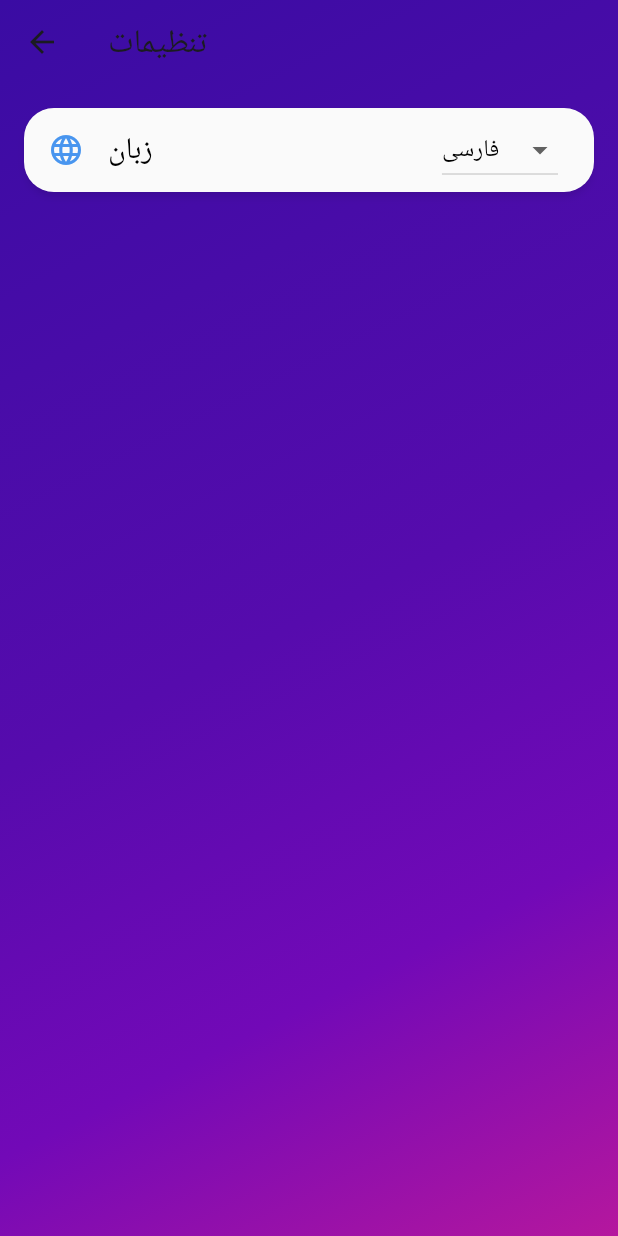
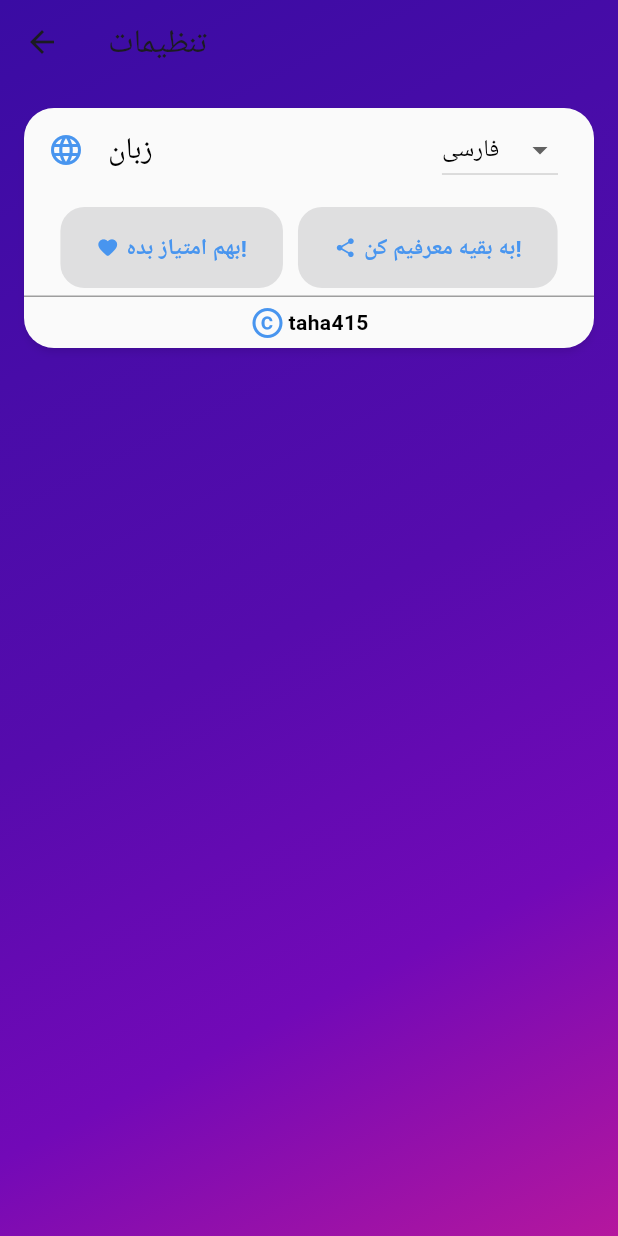
Before and after one commit to robogamer9849/flutter-the-mind, a Flutter app: the SettingsScreen screen opened directly, on a phone screen of 412 x 824 dp. Run offline on Flutter 3.47's test engine with Material 3 defaults, Android fonts, the phone set to English and light mode, and no system bars; Roboto replaces fonts that are missing (Poppins); project files that could hold a hidden picture were left out.

Commit message:
made the settings menu

```diff
--- a/lib/screens/game.dart
+++ b/lib/screens/game.dart
@@ -214,15 +214,14 @@ class _GameScreenState extends State<GameScreen> with TickerProviderStateMixin {
                   ),
                   actions: [
                     IconButton(
-                        icon: const Icon(
-                          Icons.language_rounded,
-                          color: deepPurple),
-                        onPressed: () {
-                          setState(() {
-                            isEn = !isEn;
-                          });
-                        }
-                      ),
+                      icon: const Icon(Icons.settings),
+                      onPressed: () {
+                        Navigator.push(
+                          context,
+                          MaterialPageRoute(builder: (context) => const SettingsScreen()),
+                        );
+                      }
+                    ),
                   ],
                   centerTitle: true,
                   elevation: 2,
--- a/lib/screens/host.dart
+++ b/lib/screens/host.dart
@@ -101,7 +101,8 @@ class _HostMenuScreenState extends State<HostMenuScreen> {
               setState(() {});
             }
             else {
-              client.write('no  :(');              scores[client.remoteAddress.address] = (scores[client.remoteAddress.address] ?? 0) - 1;
+              client.write('no  :(');
+              scores[client.remoteAddress.address] = (scores[client.remoteAddress.address] ?? 0) - 1;
               // Update UI when scores change
               setState(() {});
             }
@@ -156,15 +157,14 @@ class _HostMenuScreenState extends State<HostMenuScreen> {
             child: Row(
               children: [
                 IconButton(
-                  icon: const Icon(
-                    Icons.language_rounded,
-                    color: lightBlue),
-                  onPressed: () {
-                    setState(() {
-                      isEn = !isEn;
-                    });
-                  }
-                ),
+              icon: const Icon(Icons.settings, color: lightBlue,),
+              onPressed: () {
+                Navigator.push(
+                  context,
+                  MaterialPageRoute(builder: (context) => const SettingsScreen()),
+                );
+              }
+            ),
                 const SizedBox(width: 10,),
                 Icon(
                   isServerRunning ? Icons.cloud_done : Icons.cloud_off,
--- a/lib/settings.dart
+++ b/lib/settings.dart
@@ -43,11 +43,6 @@ class _SettingsScreenState extends State<SettingsScreen> {
               color: Colors.grey.shade50,
               child: Column(
                 children: [
-                      // const Icon(
-                      //   Icons.language,
-                      //   size: 40,
-                      //   color: Colors.blue,
-                      // ),
                   ListTile(
                     iconColor: blue,
                     leading: const Icon(Icons.language),
@@ -73,9 +68,82 @@ class _SettingsScreenState extends State<SettingsScreen> {
                           );
                         }
                       ).toList(),
-                          dropdownColor: Colors.grey,
+                      dropdownColor: Colors.grey.shade50,
                     ),
                   ),
+                  const SizedBox(height: 10),
+                  Row(
+                    // TODO: onPress of these go to myket things
+                    mainAxisAlignment: MainAxisAlignment.center,
+                    children: [
+                      ElevatedButton(
+                        onPressed: null,
+                        child: Row(
+                          children: [
+                            const Icon(
+                              Icons.favorite_rounded,
+                              color: blue, size: 15
+                              ),
+                            const SizedBox(width: 5),
+                            Text(
+                              isEn ? 'rate me!' : 'بهم امتیاز بده!',
+                              style: const TextStyle(
+                              color: blue,
+                              fontSize: 15,
+                                fontWeight: FontWeight.bold
+                              ),
+                            ),
+                          ]
+                        ),
+                      ),
+                      const SizedBox(width: 10,),
+                      ElevatedButton(
+                        onPressed: null,
+                        child: Row(
+                          children: [
+                            const Icon(
+                              Icons.share_rounded,
+                              color: blue, size: 15
+                              ),
+                            const SizedBox(width: 5),
+                            Text(
+                              isEn ? 'share me!' : 'به بقیه معرفیم کن!',
+                              style: const TextStyle(
+                              color: blue,
+                              fontSize: 15,
+                                fontWeight: FontWeight.bold
+                              ),
+                            ),
+                          ]
+                        ),
+                      ),
+                    ],
+                  ),
+                  const SizedBox(height: 5,),
+                  const Divider(
+                    height: 1,
+                    color: Colors.grey,
+                    thickness: 1,
+                  ),
+                  const SizedBox(height: 5,),
+                  const Row(
+                    mainAxisAlignment: MainAxisAlignment.center,
+                    children: [
+                      Icon(
+                        Icons.copyright_rounded,
+                        color: blue,
+                        ),
+                      SizedBox(width: 2),
+                      Text(
+                        'taha415',
+                        style: TextStyle(
+                          color: Colors.black,
+                          fontWeight: FontWeight.bold
+                        )
+                      )
+                    ],
+                  ),
+                  const SizedBox(height: 5,),
                 ],
               ),
             )
```
Lines whose indentation alone changed are shown as unchanged.
